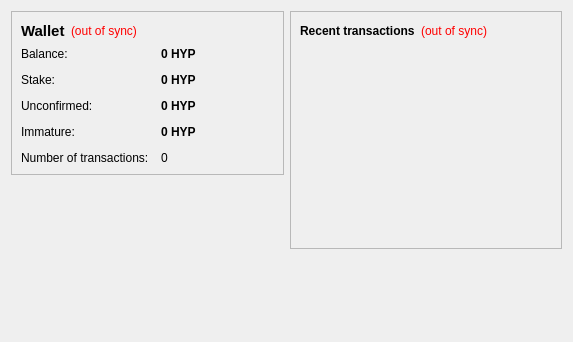
eatthetree3/Crypton, file src/qt/forms/overviewpage.ui: the form before one commit.
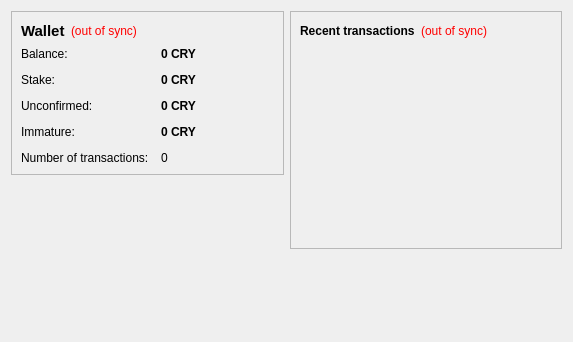
The form after the commit. Icons and pictures are not drawn.

What changed in the file:
```diff
--- a/src/qt/forms/overviewpage.ui
+++ b/src/qt/forms/overviewpage.ui
@@ -110,7 +110,7 @@
              <string>Your current balance</string>
             </property>
             <property name="text">
-             <string notr="true">0 HYP</string>
+             <string notr="true">0 CRY</string>
             </property>
             <property name="textInteractionFlags">
              <set>Qt::LinksAccessibleByMouse|Qt::TextSelectableByKeyboard|Qt::TextSelectableByMouse</set>
@@ -139,7 +139,7 @@
              <string>Total of coins that was staked, and do not yet count toward the current balance</string>
             </property>
             <property name="text">
-             <string notr="true">0 HYP</string>
+             <string notr="true">0 CRY</string>
             </property>
             <property name="textInteractionFlags">
              <set>Qt::LinksAccessibleByMouse|Qt::TextSelectableByKeyboard|Qt::TextSelectableByMouse</set>
@@ -168,7 +168,7 @@
              <string>Total of transactions that have yet to be confirmed, and do not yet count toward the current balance</string>
             </property>
             <property name="text">
-             <string notr="true">0 HYP</string>
+             <string notr="true">0 CRY</string>
             </property>
             <property name="textInteractionFlags">
              <set>Qt::LinksAccessibleByMouse|Qt::TextSelectableByKeyboard|Qt::TextSelectableByMouse</set>
@@ -194,7 +194,7 @@
              <string>Mined balance that has not yet matured</string>
             </property>
             <property name="text">
-             <string notr="true">0 HYP</string>
+             <string notr="true">0 CRY</string>
             </property>
             <property name="textInteractionFlags">
              <set>Qt::LinksAccessibleByMouse|Qt::TextSelectableByKeyboard|Qt::TextSelectableByMouse</set>
```
Left out of the diff: 4 changed lines with no effect on the pictures.
